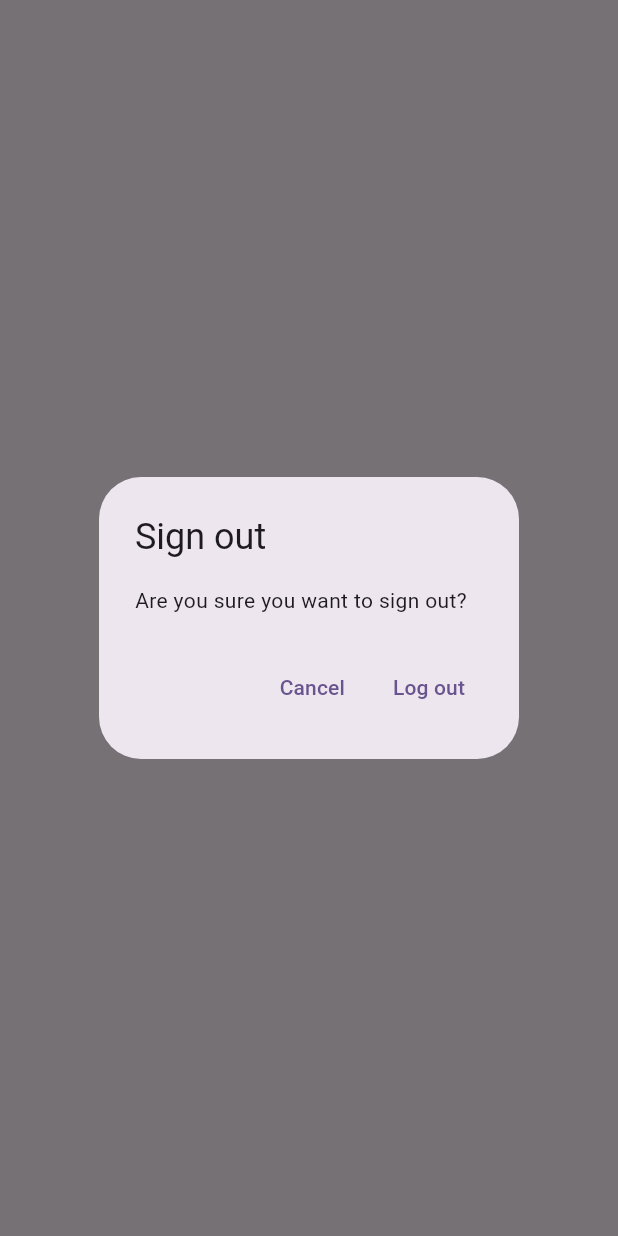
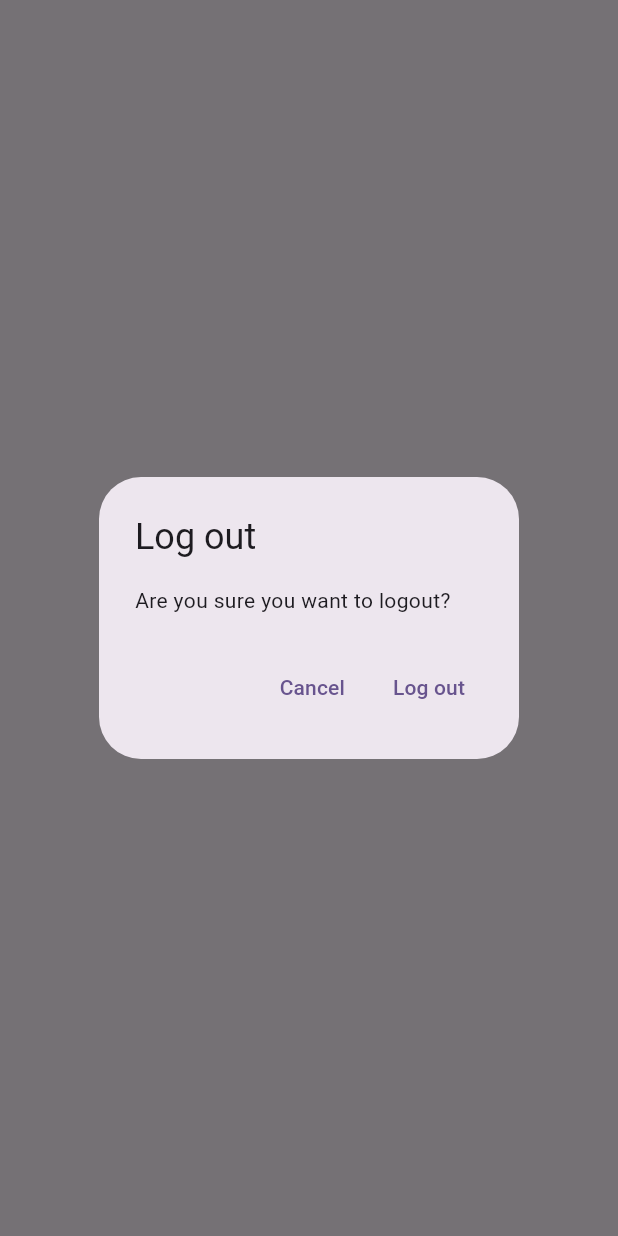
Before and after one commit to flutter-preview/vgupta98-mynotes_flutter_course, a Flutter app: what showLogOutDialog() shows on an empty page, opened directly, on a phone screen of 412 x 824 dp. Run offline on Flutter 3.47's test engine with Material 2 defaults, Android fonts, the phone set to English and light mode, and no system bars; our stand-ins replace firebase_auth, firebase_core, sqflite; accounts and stored records are empty; network calls fail.

Commit message:
add delete functionality and refactor dialogs

```diff
--- /dev/null
+++ b/lib/utilities/dialogs/generic_dialog.dart
@@ -0,0 +1,34 @@
+import 'package:flutter/material.dart';
+
+typedef DialogOptionsBuilder<T> = Map<String, T?> Function();
+
+Future<T?> showGenericDialog<T>({
+  required BuildContext context,
+  required String title,
+  required String content,
+  required DialogOptionsBuilder optionsBuilder,
+}) {
+  final options = optionsBuilder();
+  return showDialog<T>(
+    context: context,
+    builder: (context) {
+      return AlertDialog(
+        title: Text(title),
+        content: Text(content),
+        actions: options.keys.map((optionTitle) {
+          final T value = options[optionTitle];
+          return TextButton(
+            onPressed: () {
+              if (value != null) {
+                Navigator.of(context).pop(value);
+              } else {
+                Navigator.of(context).pop();
+              }
+            },
+            child: Text(optionTitle),
+          );
+        }).toList(),
+      );
+    },
+  );
+}
--- /dev/null
+++ b/lib/utilities/dialogs/logout_dialog.dart
@@ -0,0 +1,14 @@
+import 'package:flutter/material.dart';
+import 'package:mynotes/utilities/dialogs/generic_dialog.dart';
+
+Future<bool> showLogOutDialog(BuildContext context) {
+  return showGenericDialog<bool>(
+    context: context,
+    title: 'Log out',
+    content: 'Are you sure you want to logout?',
+    optionsBuilder: () => {
+      'Cancel': false,
+      'Log out': true,
+    },
+  ).then((value) => value ?? false);
+}
--- a/lib/views/login_view.dart
+++ b/lib/views/login_view.dart
@@ -2,8 +2,7 @@ import 'package:flutter/material.dart';
 import 'package:mynotes/constants/routes.dart';
 import 'package:mynotes/services/auth/auth_exceptions.dart';
 import 'package:mynotes/services/auth/auth_service.dart';
-
-import '../utilities/show_error_dialog.dart';
+import '../utilities/dialogs/error_dialog.dart';
 
 class LoginView extends StatefulWidget {
   const LoginView({super.key});
--- a/lib/views/notes/notes_view.dart
+++ b/lib/views/notes/notes_view.dart
@@ -1,8 +1,10 @@
 import 'package:flutter/material.dart';
 import 'package:mynotes/services/auth/auth_service.dart';
 import 'package:mynotes/services/crud/notes_service.dart';
+import 'package:mynotes/views/notes/notes_list_view.dart';
 import '../../constants/routes.dart';
 import '../../enums/menu_action.dart';
+import '../../utilities/dialogs/logout_dialog.dart';
 
 class NotesView extends StatefulWidget {
   const NotesView({super.key});
@@ -72,18 +74,10 @@ class _NotesViewState extends State<NotesView> {
                       case ConnectionState.active:
                         if (snapshot.hasData) {
                           final allNotes = snapshot.data as List<DatabaseNote>;
-                          return ListView.builder(
-                            itemCount: allNotes.length,
-                            itemBuilder: (context, index) {
-                              final note = allNotes[index];
-                              return ListTile(
-                                title: Text(
-                                  note.text,
-                                  maxLines: 1,
-                                  softWrap: true,
-                                  overflow: TextOverflow.ellipsis,
-                                ),
-                              );
+                          return NotesListView(
+                            notes: allNotes,
+                            onDeleteNote: (note) async {
+                              await _notesService.deleteNote(id: note.id);
                             },
                           );
                         } else {
@@ -101,28 +95,3 @@ class _NotesViewState extends State<NotesView> {
     );
   }
 }
-
-Future<bool> showLogOutDialog(BuildContext context) {
-  return showDialog(
-      context: context,
-      builder: (context) {
-        return AlertDialog(
-          title: const Text('Sign out'),
-          content: const Text('Are you sure you want to sign out?'),
-          actions: [
-            TextButton(
-              onPressed: () {
-                Navigator.of(context).pop(false);
-              },
-              child: const Text('Cancel'),
-            ),
-            TextButton(
-              onPressed: () {
-                Navigator.of(context).pop(true);
-              },
-              child: const Text('Log out'),
-            ),
-          ],
-        );
-      }).then((value) => value ?? false);
-}
--- a/lib/views/register_view.dart
+++ b/lib/views/register_view.dart
@@ -2,7 +2,8 @@ import 'package:flutter/material.dart';
 import 'package:mynotes/constants/routes.dart';
 import 'package:mynotes/services/auth/auth_exceptions.dart';
 import 'package:mynotes/services/auth/auth_service.dart';
-import 'package:mynotes/utilities/show_error_dialog.dart';
+
+import '../utilities/dialogs/error_dialog.dart';
 
 class RegisterView extends StatefulWidget {
   const RegisterView({super.key});
```
Also changed, not shown: lib/utilities/dialogs/delete_dialog.dart (added, +14 -0 lines), lib/utilities/dialogs/error_dialog.dart (added, +16 -0 lines), lib/utilities/show_error_dialog.dart (deleted, +0 -24 lines), lib/views/notes/notes_list_view.dart (added, +44 -0 lines).
